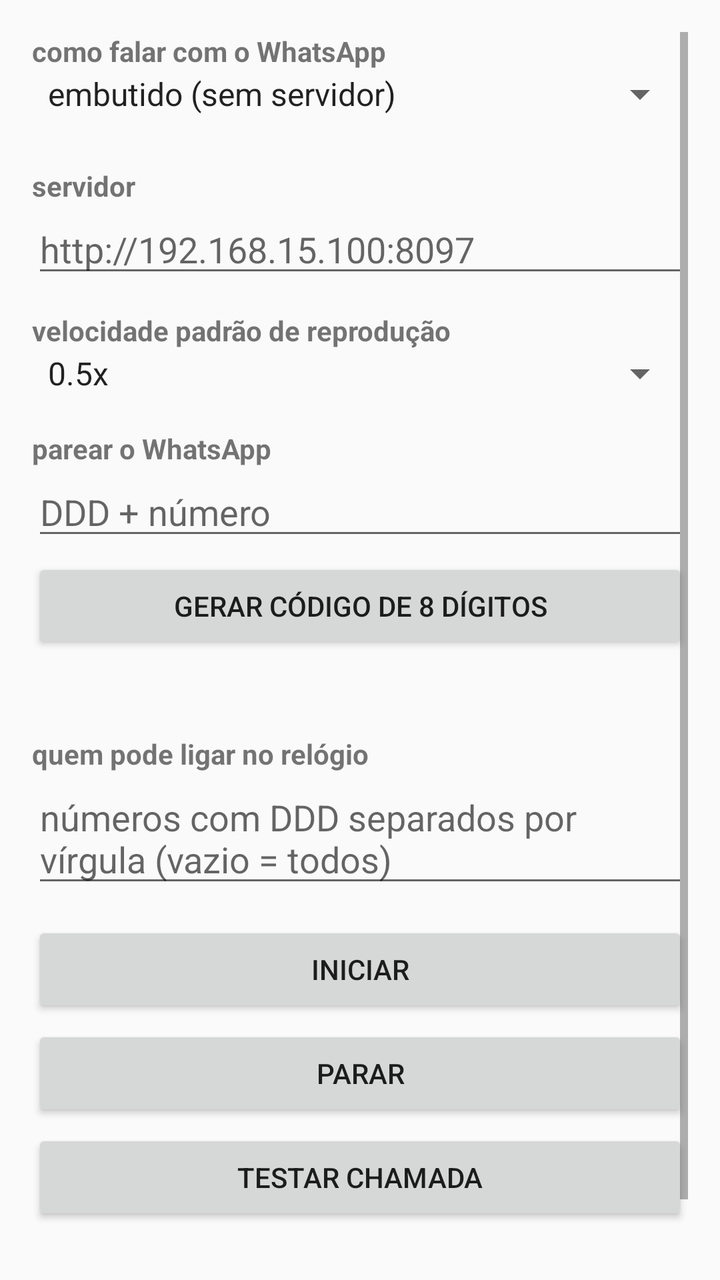
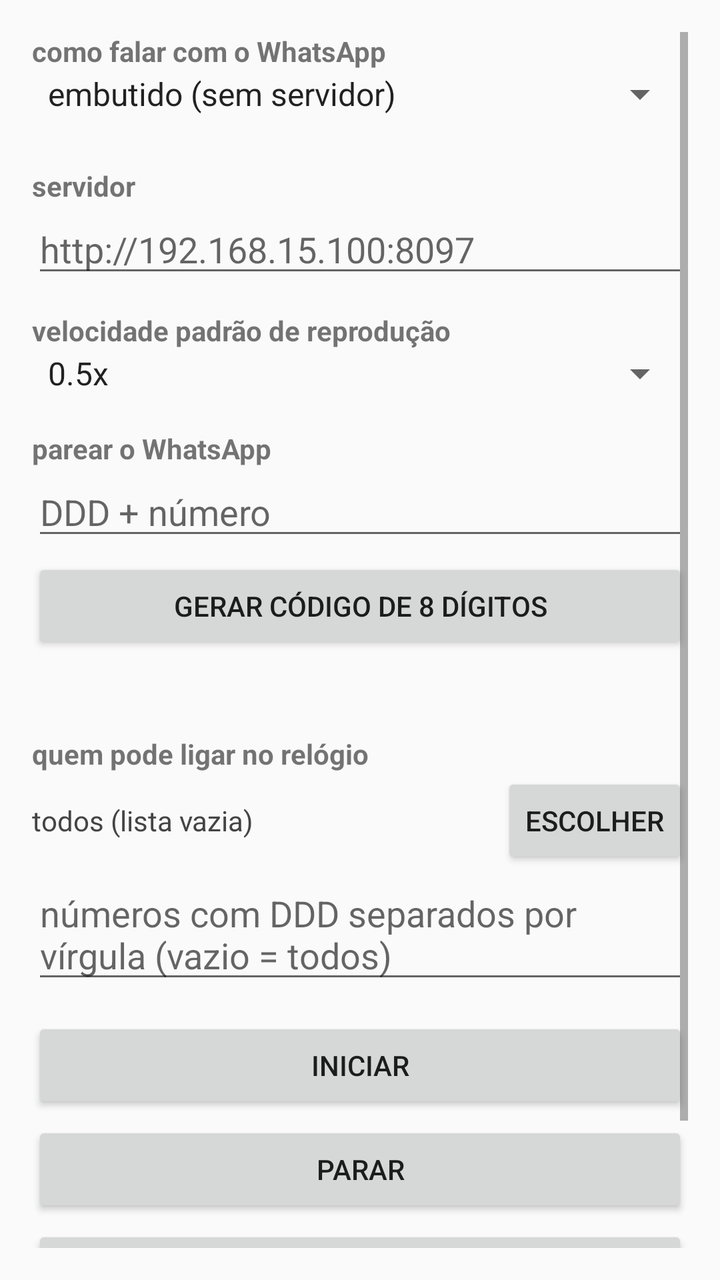

The first picture is an Android layout as it rendered before a commit; the second is the same layout after the commit. The layout source and the unified diff follow.
<!-- AndroidManifest.xml: application theme AppTheme -->
<!-- res/layout/activity_main.xml -->
<?xml version="1.0" encoding="utf-8"?>
<ScrollView xmlns:android="http://schemas.android.com/apk/res/android"
    android:layout_width="match_parent"
    android:layout_height="match_parent"
    android:padding="16dp">

    <LinearLayout
        android:layout_width="match_parent"
        android:layout_height="wrap_content"
        android:orientation="vertical">

        <TextView
            android:layout_width="wrap_content"
            android:layout_height="wrap_content"
            android:text="@string/engine_label"
            android:textStyle="bold" />

        <Spinner
            android:id="@+id/modeSpinner"
            android:layout_width="match_parent"
            android:layout_height="wrap_content"
            android:entries="@array/engine_modes" />

        <TextView
            android:id="@+id/engineStatusText"
            android:layout_width="wrap_content"
            android:layout_height="wrap_content"
            android:textSize="12sp" />

        <TextView
            android:layout_width="wrap_content"
            android:layout_height="wrap_content"
            android:layout_marginTop="8dp"
            android:text="@string/server_label"
            android:textStyle="bold" />

        <EditText
            android:id="@+id/urlInput"
            android:layout_width="match_parent"
            android:layout_height="wrap_content"
            android:hint="@string/url_hint"
            android:inputType="textUri"
            android:importantForAutofill="no"
            android:maxLines="1" />

        <TextView
            android:layout_width="wrap_content"
            android:layout_height="wrap_content"
            android:layout_marginTop="12dp"
            android:text="@string/speed_label"
            android:textStyle="bold" />

        <Spinner
            android:id="@+id/speedSpinner"
            android:layout_width="match_parent"
            android:layout_height="wrap_content"
            android:entries="@array/speed_values" />

        
        <TextView
            android:layout_width="wrap_content"
            android:layout_height="wrap_content"
            android:layout_marginTop="16dp"
            android:text="@string/pairing_label"
            android:textStyle="bold" />

        <EditText
            android:id="@+id/phoneInput"
            android:layout_width="match_parent"
            android:layout_height="wrap_content"
            android:hint="@string/phone_hint"
            android:inputType="phone"
            android:importantForAutofill="no"
            android:maxLines="1" />

        <Button
            android:id="@+id/pairButton"
            android:layout_width="match_parent"
            android:layout_height="wrap_content"
            android:layout_marginTop="4dp"
            android:text="@string/pair" />

        <TextView
            android:id="@+id/pairResultText"
            android:layout_width="match_parent"
            android:layout_height="wrap_content"
            android:textSize="18sp"
            android:textStyle="bold" />

        <Button
            android:id="@+id/batteryButton"
            android:layout_width="match_parent"
            android:layout_height="wrap_content"
            android:layout_marginTop="4dp"
            android:text="@string/battery"
            android:visibility="gone" />

        <TextView
            android:layout_width="wrap_content"
            android:layout_height="wrap_content"
            android:layout_marginTop="16dp"
            android:text="@string/allowed_label"
            android:textStyle="bold" />

        <EditText
            android:id="@+id/allowedInput"
            android:layout_width="match_parent"
            android:layout_height="wrap_content"
            android:hint="@string/allowed_hint"
            android:importantForAutofill="no"
            android:maxLines="2" />

        <Button
            android:id="@+id/connectButton"
            android:layout_width="match_parent"
            android:layout_height="wrap_content"
            android:layout_marginTop="12dp"
            android:text="@string/connect" />

        <Button
            android:id="@+id/stopButton"
            android:layout_width="match_parent"
            android:layout_height="wrap_content"
            android:layout_marginTop="4dp"
            android:text="@string/stop" />

        <Button
            android:id="@+id/testCallButton"
            android:layout_width="match_parent"
            android:layout_height="wrap_content"
            android:layout_marginTop="4dp"
            android:text="@string/test_call" />

        <TextView
            android:layout_width="wrap_content"
            android:layout_height="wrap_content"
            android:layout_marginTop="16dp"
            android:text="@string/status_label"
            android:textStyle="bold" />

        <TextView
            android:id="@+id/statusText"
            android:layout_width="match_parent"
            android:layout_height="wrap_content"
            android:text="@string/starting" />

    </LinearLayout>
</ScrollView>
<!-- resources referenced by this layout -->
<resources>
  <string-array name="engine_modes">
          <item>embutido (sem servidor)</item>
          <item>servidor externo</item>
      </string-array>
  <string-array name="speed_values">
          <item>0.5x</item>
          <item>0.75x</item>
          <item>1x</item>
          <item>1.25x</item>
          <item>1.5x</item>
          <item>2x</item>
      </string-array>
  <string name="allowed_hint">números com DDD separados por vírgula (vazio = todos)</string>
  <string name="allowed_label">quem pode ligar no relógio</string>
  <string name="battery">não deixar o celular dormir o app</string>
  <string name="connect">iniciar</string>
  <string name="engine_label">como falar com o WhatsApp</string>
  <string name="pair">gerar código de 8 dígitos</string>
  <string name="pairing_label">parear o WhatsApp</string>
  <string name="phone_hint">DDD + número</string>
  <string name="server_label">servidor</string>
  <string name="speed_label">velocidade padrão de reprodução</string>
  <string name="starting">iniciando…</string>
  <string name="status_label">status</string>
  <string name="stop">parar</string>
  <string name="test_call">testar chamada</string>
  <string name="url_hint">http://192.168.15.100:8097</string>
  <style name="AppTheme" parent="@android:style/Theme.Material.Light.DarkActionBar">
          <item name="android:colorPrimary">@color/brand</item>
          <item name="android:colorAccent">@color/brand</item>
      </style>
  <color name="brand">#128C7E</color>
</resources>

<!-- the commit's change to res/layout/activity_main.xml (unified diff, before → after) -->
@@ -102,6 +102,27 @@
             android:text="@string/allowed_label"
             android:textStyle="bold" />
 
+        <LinearLayout
+            android:layout_width="match_parent"
+            android:layout_height="wrap_content"
+            android:orientation="horizontal"
+            android:gravity="center_vertical">
+
+            <TextView
+                android:id="@+id/allowedSummary"
+                android:layout_width="0dp"
+                android:layout_height="wrap_content"
+                android:layout_weight="1"
+                android:text="@string/allowed_empty"
+                android:textColor="#444" />
+
+            <Button
+                android:id="@+id/allowedPickButton"
+                android:layout_width="wrap_content"
+                android:layout_height="wrap_content"
+                android:text="@string/allowed_pick" />
+        </LinearLayout>
+
         <EditText
             android:id="@+id/allowedInput"
             android:layout_width="match_parent"
<!-- resource entries referenced after the edit -->
@@ -12,8 +12,10 @@
           <item>1.5x</item>
           <item>2x</item>
       </string-array>
+  <string name="allowed_empty">todos (lista vazia)</string>
   <string name="allowed_hint">números com DDD separados por vírgula (vazio = todos)</string>
   <string name="allowed_label">quem pode ligar no relógio</string>
+  <string name="allowed_pick">escolher</string>
   <string name="battery">não deixar o celular dormir o app</string>
   <string name="connect">iniciar</string>
   <string name="engine_label">como falar com o WhatsApp</string>
